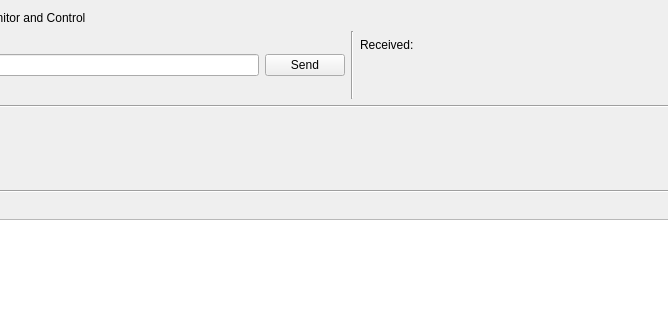
Before: the Qt Designer form gui/piratscs_gui/ui/modules/modpiratsweight/modpiratsweight_big.ui in Nasker/PiratsZMQCS, drawn with Qt 5; both pictures show x 178 to 846 and y 0 to 320 of the 1060 by 716 pixel window.
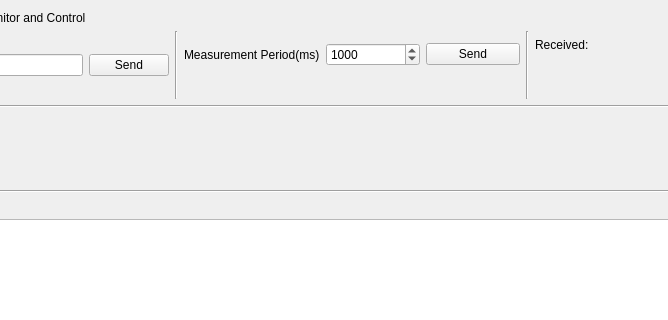
After: the same form once the commit is applied. Custom widgets are drawn as their Qt base class.

Commit message: Added acq period setting an all modules at all levels

The edit to the form file:
```diff
--- a/gui/piratscs_gui/ui/modules/modpiratsweight/modpiratsweight_big.ui
+++ b/gui/piratscs_gui/ui/modules/modpiratsweight/modpiratsweight_big.ui
@@ -64,6 +64,64 @@
          </property>
         </widget>
        </item>
+       <item>
+        <layout class="QVBoxLayout" name="verticalLayout_2">
+         <item>
+          <layout class="QHBoxLayout" name="horizontalLayout">
+           <item>
+            <widget class="QLabel" name="label_2">
+             <property name="text">
+              <string>Measurement Period(ms)</string>
+             </property>
+            </widget>
+           </item>
+           <item>
+            <widget class="QSpinBox" name="spin_period_set">
+             <property name="minimum">
+              <number>10</number>
+             </property>
+             <property name="maximum">
+              <number>10000</number>
+             </property>
+             <property name="singleStep">
+              <number>10</number>
+             </property>
+             <property name="value">
+              <number>1000</number>
+             </property>
+            </widget>
+           </item>
+           <item>
+            <widget class="QPushButton" name="pb_period_set">
+             <property name="text">
+              <string>Send</string>
+             </property>
+            </widget>
+           </item>
+          </layout>
+         </item>
+         <item>
+          <spacer name="horizontalSpacer">
+           <property name="orientation">
+            <enum>Qt::Horizontal</enum>
+           </property>
+           <property name="sizeHint" stdset="0">
+            <size>
+             <width>40</width>
+             <height>20</height>
+            </size>
+           </property>
+          </spacer>
+         </item>
+        </layout>
+       </item>
+       <item>
+        <widget class="Line" name="line_2">
+         <property name="orientation">
+          <enum>Qt::Vertical</enum>
+         </property>
+        </widget>
+       </item>
        <item>
         <layout class="QVBoxLayout" name="verticalLayout_6">
          <item>
```
The commit also changes 27 other files.
